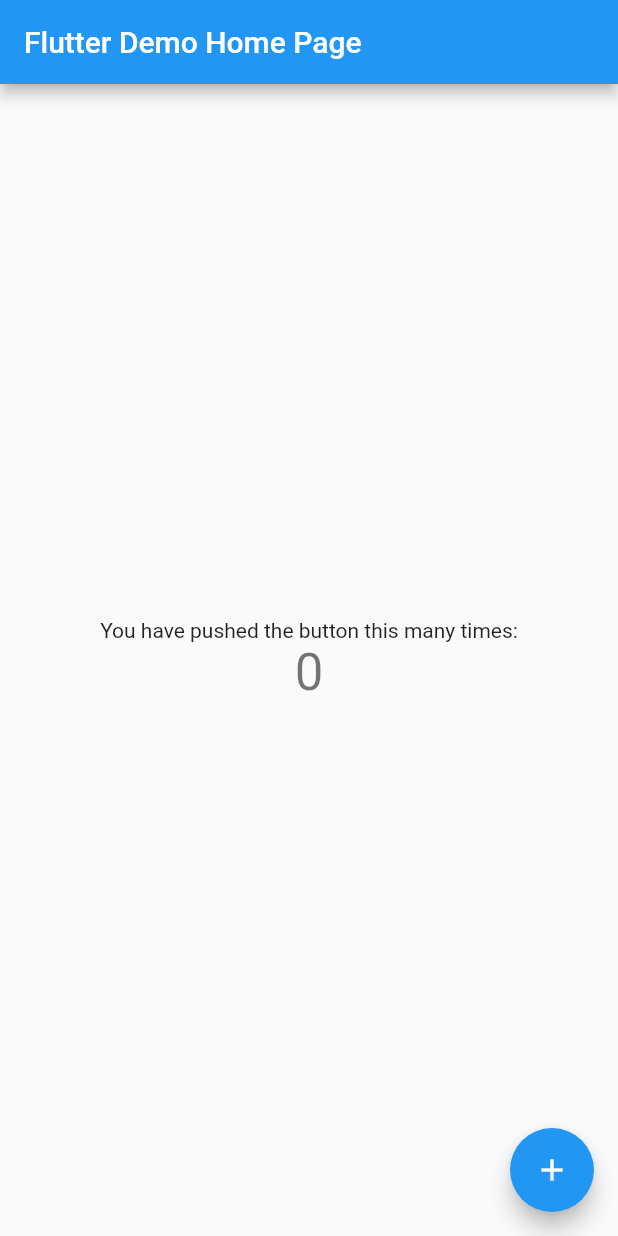
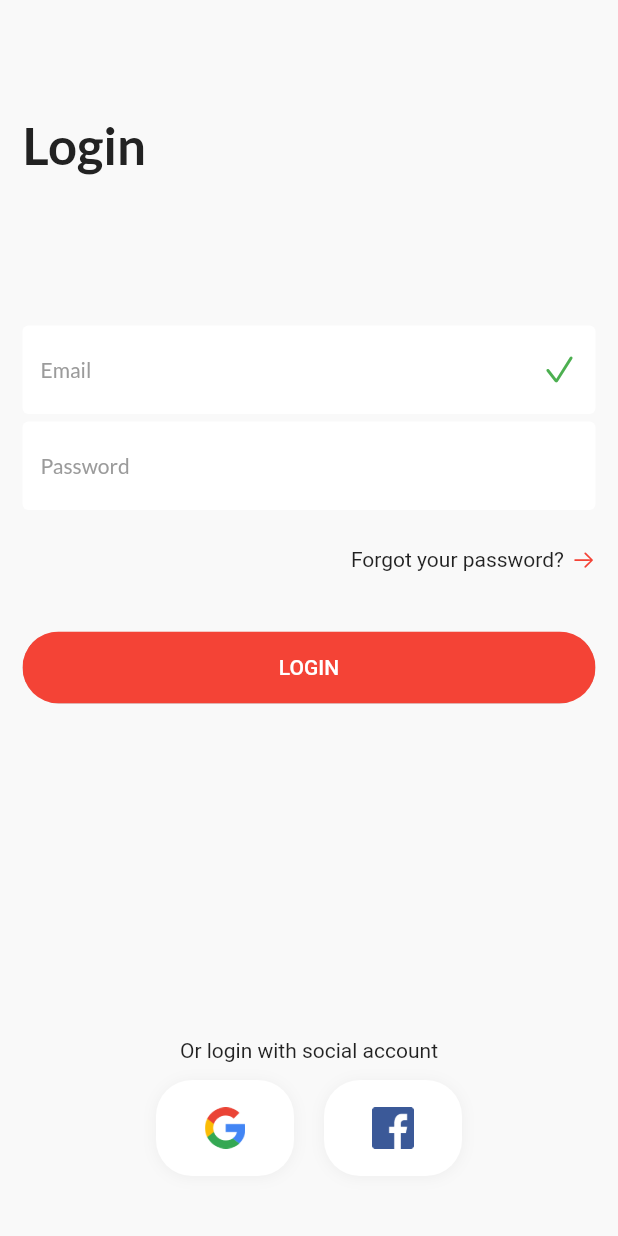
Before and after one commit to saeeddda/ariodev_shop_app, a Flutter app: the screen it shows after launch, on a phone screen of 412 x 824 dp. Run offline on Flutter 3.47's test engine with Material 2 defaults, Android fonts, the phone set to English and light mode, and no system bars; our stand-ins replace google_fonts.

Commit message:
LoginPage

```diff
--- a/lib/main.dart
+++ b/lib/main.dart
@@ -1,110 +1,61 @@
 import 'package:flutter/material.dart';
+import 'package:google_fonts/google_fonts.dart';
+import 'package:shop_app/screen/login_screen.dart';
 
 void main() {
-  runApp(const MyApp());
+  runApp(MyApp());
 }
 
 class MyApp extends StatelessWidget {
-  const MyApp({super.key});
-
+  MyApp({super.key});
   // This widget is the root of your application.
   @override
   Widget build(BuildContext context) {
     return MaterialApp(
-      title: 'Flutter Demo',
+      debugShowCheckedModeBanner: false,
       theme: ThemeData(
-        // This is the theme of your application.
-        //
-        // Try running your application with "flutter run". You'll see the
-        // application has a blue toolbar. Then, without quitting the app, try
-        // changing the primarySwatch below to Colors.green and then invoke
-        // "hot reload" (press "r" in the console where you ran "flutter run",
-        // or simply save your changes to "hot reload" in a Flutter IDE).
-        // Notice that the counter didn't reset back to zero; the application
-        // is not restarted.
-        primarySwatch: Colors.blue,
-      ),
-      home: const MyHomePage(title: 'Flutter Demo Home Page'),
+          textTheme: GoogleFonts.latoTextTheme(
+            const TextTheme(
+                headline1: TextStyle(
+                  fontSize: 34,
+                  fontWeight: FontWeight.w700,
+                  color: Color(0xFF222222),
+                ),
+                headline2: TextStyle(
+                  fontSize: 24,
+                  fontWeight: FontWeight.w600,
+                  color: Color(0xFF222222),
+                ),
+                headline3: TextStyle(
+                  fontSize: 18,
+                  fontWeight: FontWeight.w600,
+                  color: Color(0xFF222222),
+                ),
+                headline4: TextStyle(
+                  fontSize: 16,
+                  fontWeight: FontWeight.w600,
+                  color: Color(0xFF222222),
+                ),
+                caption: TextStyle(
+                  fontSize: 14,
+                  fontWeight: FontWeight.w500,
+                  color: Color.fromARGB(255, 155, 155, 155),
+                )),
+          ),
+          inputDecorationTheme: InputDecorationTheme(
+            border: OutlineInputBorder(
+                borderRadius: BorderRadius.circular(4),
+                borderSide: BorderSide.none),
+            fillColor: Colors.white,
+            filled: true,
+          ),
+          scaffoldBackgroundColor: Color.fromARGB(255, 249, 249, 249),
+          primarySwatch: Colors.red,
+          appBarTheme: const AppBarTheme(
+            elevation: 0,
+            backgroundColor: Color.fromARGB(255, 249, 249, 249),
+          )),
+      home: const LoginPage(),
     );
   }
 }
-
-class MyHomePage extends StatefulWidget {
-  const MyHomePage({super.key, required this.title});
-
-  // This widget is the home page of your application. It is stateful, meaning
-  // that it has a State object (defined below) that contains fields that affect
-  // how it looks.
-
-  // This class is the configuration for the state. It holds the values (in this
-  // case the title) provided by the parent (in this case the App widget) and
-  // used by the build method of the State. Fields in a Widget subclass are
-  // always marked "final".
-
-  final String title;
-
-  @override
-  State<MyHomePage> createState() => _MyHomePageState();
-}
-
-class _MyHomePageState extends State<MyHomePage> {
-  int _counter = 0;
-
-  void _incrementCounter() {
-    setState(() {
-      _counter++;
-    });
-  }
-
-  @override
-  Widget build(BuildContext context) {
-    // This method is rerun every time setState is called, for instance as done
-    // by the _incrementCounter method above.
-    //
-    // The Flutter framework has been optimized to make rerunning build methods
-    // fast, so that you can just rebuild anything that needs updating rather
-    // than having to individually change instances of widgets.
-    return Scaffold(
-      appBar: AppBar(
-        // Here we take the value from the MyHomePage object that was created by
-        // the App.build method, and use it to set our appbar title.
-        title: Text(widget.title),
-      ),
-      body: Center(
-        // Center is a layout widget. It takes a single child and positions it
-        // in the middle of the parent.
-        child: Column(
-          // Column is also a layout widget. It takes a list of children and
-          // arranges them vertically. By default, it sizes itself to fit its
-          // children horizontally, and tries to be as tall as its parent.
-          //
-          // Invoke "debug painting" (press "p" in the console, choose the
-          // "Toggle Debug Paint" action from the Flutter Inspector in Android
-          // Studio, or the "Toggle Debug Paint" command in Visual Studio Code)
-          // to see the wireframe for each widget.
-          //
-          // Column has various properties to control how it sizes itself and
-          // how it positions its children. Here we use mainAxisAlignment to
-          // center the children vertically; the main axis here is the vertical
-          // axis because Columns are vertical (the cross axis would be
-          // horizontal).
-          mainAxisAlignment: MainAxisAlignment.center,
-          children: <Widget>[
-            const Text(
-              'You have pushed the button this many times:',
-            ),
-            Text(
-              '$_counter',
-              style: Theme.of(context).textTheme.headline4,
-            ),
-          ],
-        ),
-      ),
-      floatingActionButton: FloatingActionButton(
-        onPressed: _incrementCounter,
-        tooltip: 'Increment',
-        child: const Icon(Icons.add),
-      ), // This trailing comma makes auto-formatting nicer for build methods.
-    );
-  }
-}
--- /dev/null
+++ b/lib/screen/login_screen.dart
@@ -0,0 +1,144 @@
+import 'package:flutter/cupertino.dart';
+import 'package:flutter/material.dart';
+
+class LoginPage extends StatelessWidget {
+  const LoginPage({super.key});
+
+  @override
+  Widget build(BuildContext context) {
+    var textTheme = Theme.of(context).textTheme;
+    return Scaffold(
+      appBar: AppBar(),
+      body: Padding(
+        padding: const EdgeInsets.fromLTRB(15, 20, 15, 0),
+        child: Column(
+          crossAxisAlignment: CrossAxisAlignment.start,
+          children: [
+            Expanded(
+              child: Column(
+                crossAxisAlignment: CrossAxisAlignment.start,
+                children: [
+                  Text(
+                    "Login",
+                    style: textTheme.headline1,
+                  ),
+                  SizedBox(
+                    height: 100,
+                  ),
+                  SizedBox(
+                    width: double.infinity,
+                    height: 64,
+                    child: TextField(
+                      decoration: InputDecoration(
+                          label: Text(
+                            'Email',
+                            style: textTheme.caption,
+                          ),
+                          suffixIcon: Icon(
+                            CupertinoIcons.check_mark,
+                            color: Colors.green,
+                          )),
+                    ),
+                  ),
+                  SizedBox(
+                    width: double.infinity,
+                    height: 64,
+                    child: TextField(
+                      decoration: InputDecoration(
+                        label: Text(
+                          'Password',
+                          style: textTheme.caption,
+                        ),
+                      ),
+                    ),
+                  ),
+                  Padding(
+                    padding: const EdgeInsets.fromLTRB(0, 20, 0, 40),
+                    child: Row(
+                      mainAxisAlignment: MainAxisAlignment.end,
+                      children: [
+                        Text("Forgot your password?"),
+                        const SizedBox(
+                          width: 5,
+                        ),
+                        Icon(
+                          CupertinoIcons.arrow_right,
+                          color: Colors.red,
+                          size: 16,
+                        ),
+                      ],
+                    ),
+                  ),
+                  ClipRRect(
+                    borderRadius: BorderRadius.circular(25),
+                    child: SizedBox(
+                        width: double.infinity,
+                        height: 48,
+                        child: ElevatedButton(
+                            onPressed: () {}, child: Text("LOGIN"))),
+                  ),
+                ],
+              ),
+            ),
+            Padding(
+              padding: const EdgeInsets.fromLTRB(0, 0, 0, 40),
+              child: Column(
+                crossAxisAlignment: CrossAxisAlignment.center,
+                children: [
+                  Center(child: Text("Or login with social account")),
+                  SizedBox(
+                    height: 12,
+                  ),
+                  Row(
+                    mainAxisAlignment: MainAxisAlignment.center,
+                    children: [
+                      Container(
+                        width: 92,
+                        height: 64,
+                        decoration: BoxDecoration(
+                            color: Colors.white,
+                            borderRadius: BorderRadius.circular(24),
+                            boxShadow: [
+                              BoxShadow(
+                                blurRadius: 8,
+                                color: Color.fromARGB(12, 0, 0, 0),
+                                offset: Offset(0, 1),
+                              ),
+                            ]),
+                        child: Image.asset(
+                          "assets/icons/google.png",
+                          scale: 3.5,
+                        ),
+                      ),
+                      SizedBox(
+                        width: 20,
+                      ),
+                      Container(
+                        width: 92,
+                        height: 64,
+                        decoration: BoxDecoration(
+                            color: Colors.white,
+                            borderRadius: BorderRadius.circular(24),
+                            boxShadow: [
+                              BoxShadow(
+                                blurRadius: 8,
+                                color: Color.fromARGB(12, 0, 0, 0),
+                                offset: Offset(0, 1),
+                              ),
+                            ]),
+                        child: Image.asset(
+                          "assets/icons/facebook.png",
+                          scale: 3.5,
+                        ),
+                      ),
+                    ],
+                  )
+                ],
+              ),
+            )
+          ],
+        ),
+      ),
+    );
+  }
+}
```
Also changed, not shown: pubspec.yaml (+4 -3 lines), assets/icons/facebook.png (added), assets/icons/google.png (added), pubspec.lock, 8 other files.
